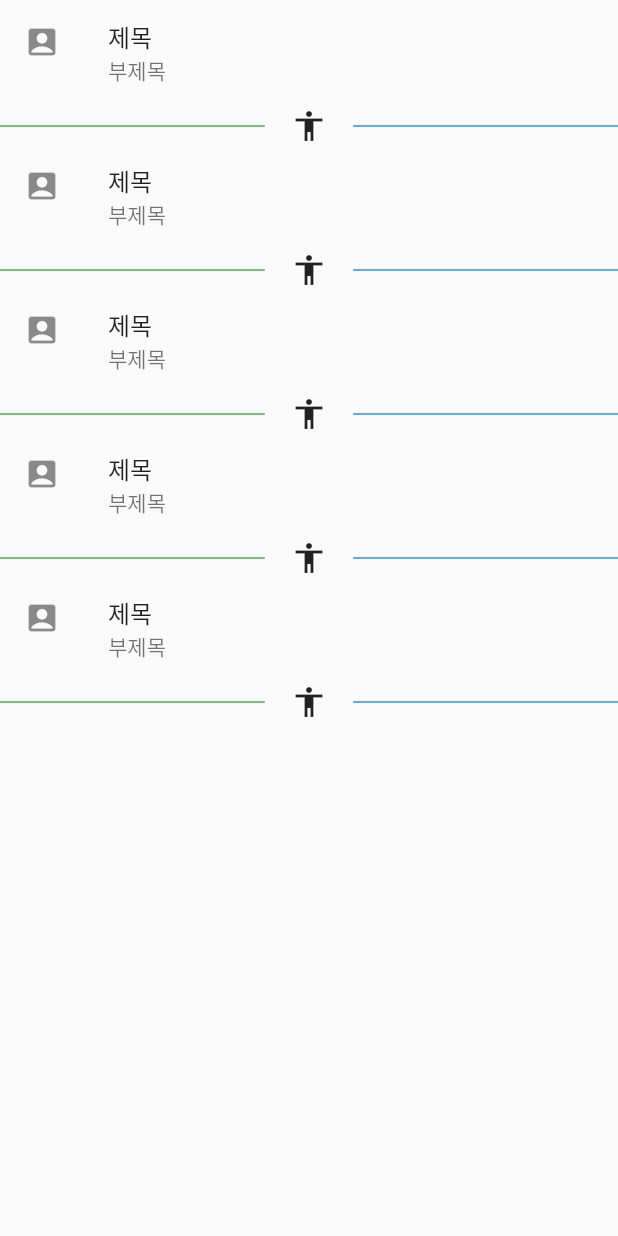
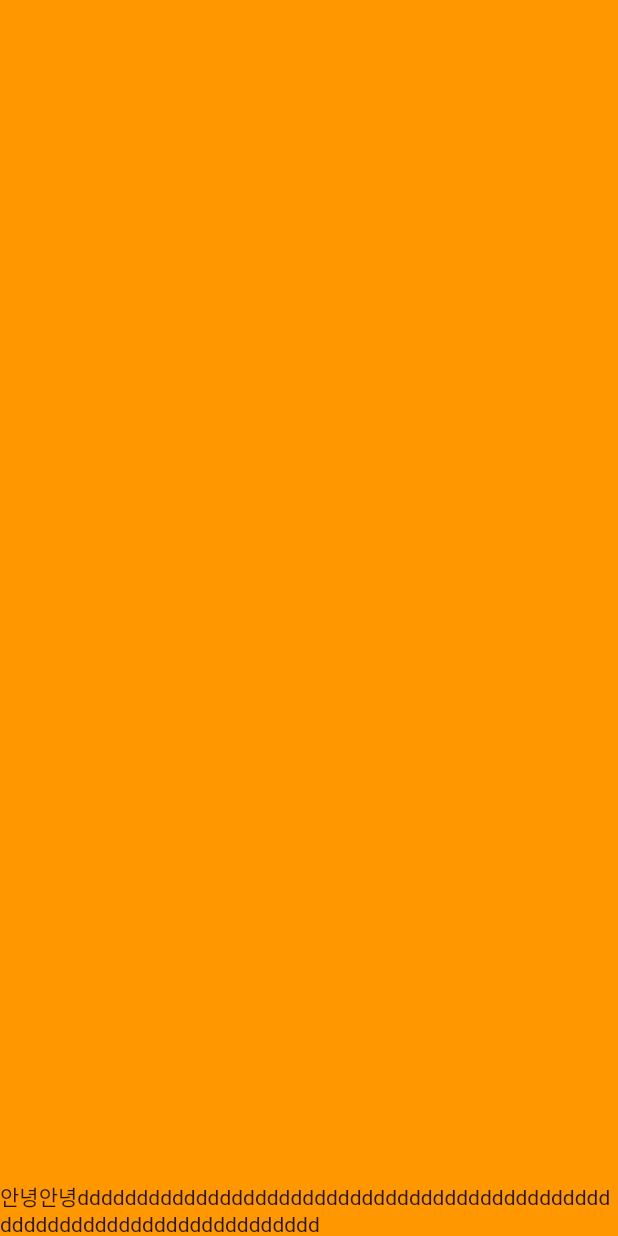
Before and after one commit to joo6077/flutter_beginner, a Flutter app: the screen it shows after launch, on a phone screen of 412 x 824 dp. Run offline on Flutter 3.47's test engine with Material 2 defaults, Android fonts, the phone set to English and light mode, and no system bars.

Commit message:
<p> 태그 느낌 화면 안 잘리게

```diff
--- a/lib/main.dart
+++ b/lib/main.dart
@@ -17,52 +17,20 @@ class FirstApp extends StatelessWidget {
     return MaterialApp(
       home: SafeArea(
         child: Scaffold(
-          body: ListView.builder(
-              itemCount: 5,
-              itemBuilder: (BuildContext context, int index) {
-                return buildColumn(index);
-              }),
+          body: Container(
+            height: double.infinity,
+            width: double.infinity,
+            color: Colors.orange,
+            alignment: Alignment(1.0, 1.0),
+            child: Text.rich(TextSpan(children: [
+              TextSpan(text: '안녕'),
+              TextSpan(
+                  text:
+                      '안녕dddddddddddddddddddddddddddddddddddddddddddddddddddddddddddddddddddddddd'),
+            ])),
+          ),
         ),
       ),
     );
   }
-
-  Widget buildColumn(int index) {
-    return Column(
-      children: [
-        ListTile(
-          title: Text('제목'),
-          subtitle: Text('부제목'),
-          leading: Icon(Icons.account_box),
-          onTap: () {
-            print('눌러짐');
-          },
-        ),
-        Row(
-          children: [
-            Expanded(
-              flex: 3,
-              child: Container(
-                height: 1,
-                color: Colors.green,
-              ),
-            ),
-            Expanded(
-              flex: 1,
-              child: Container(
-                child: Icon(Icons.accessibility),
-              ),
-            ),
-            Expanded(
-              flex: 3,
-              child: Container(
-                height: 1,
-                color: Colors.blue,
-              ),
-            ),
-          ],
-        ),
-      ],
-    );
-  }
 }
```
